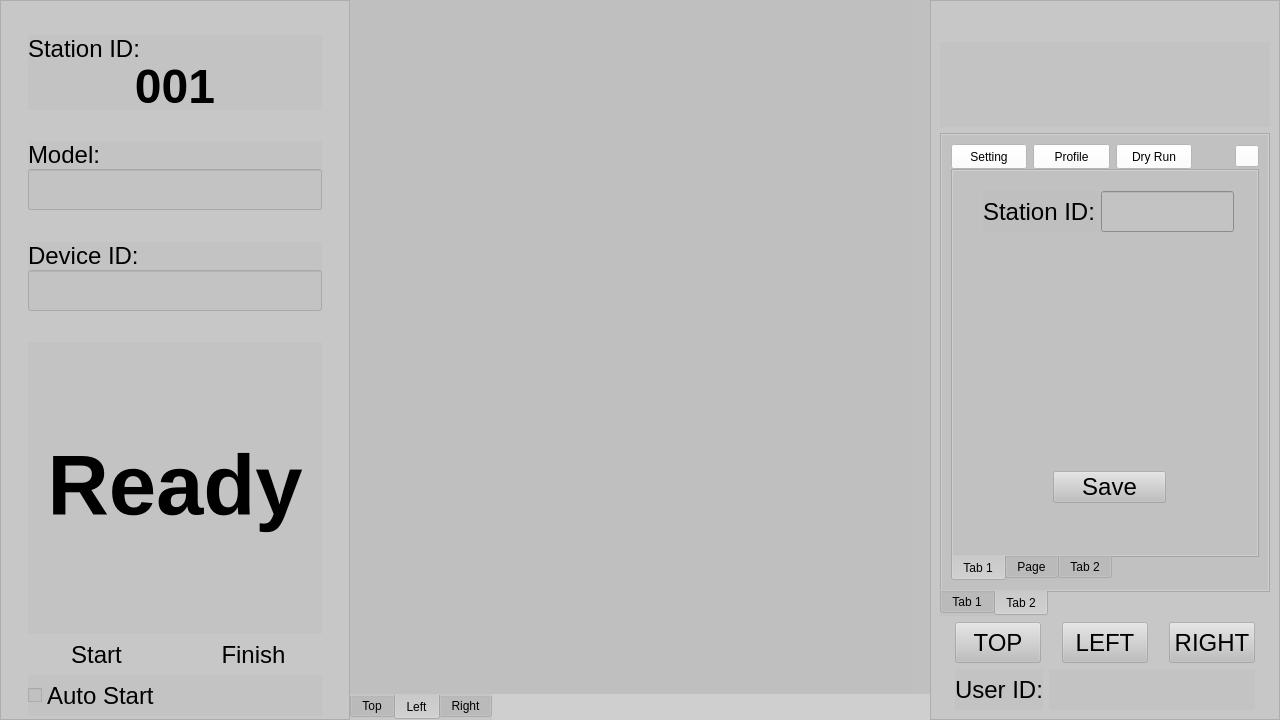
zytzjx/pyui, file psi_auto.ui: the form before one commit.
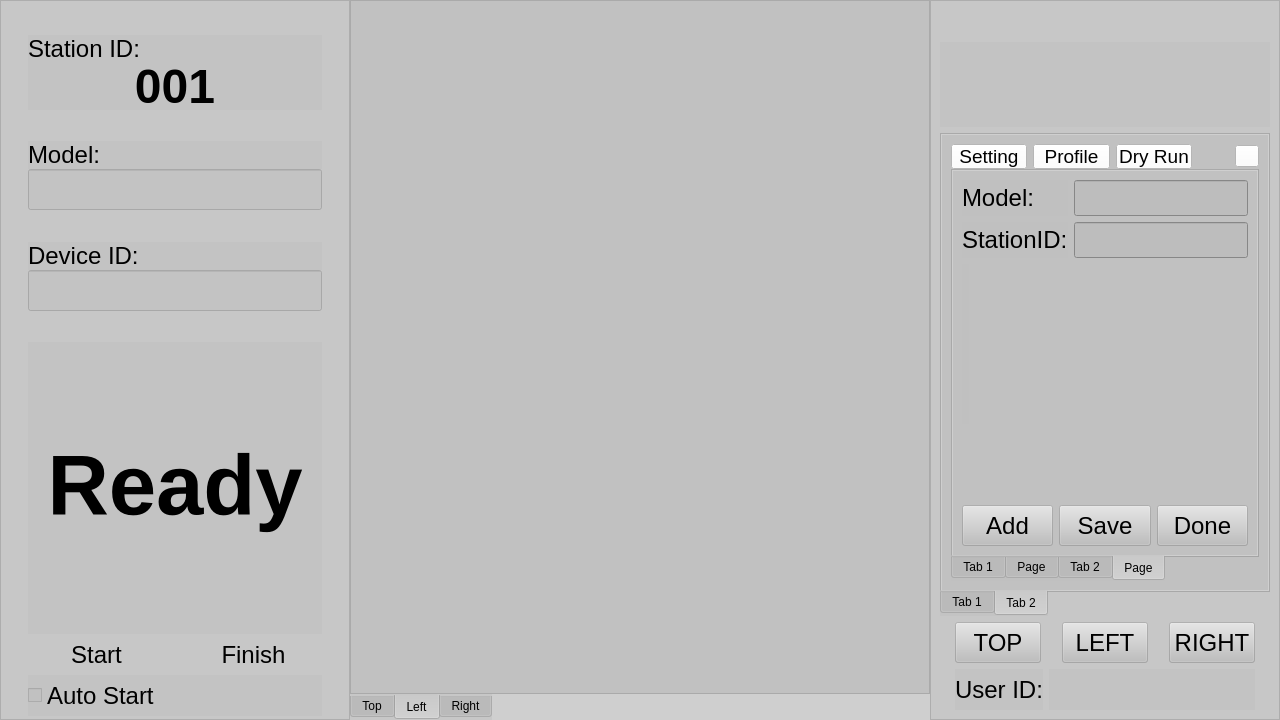
The form after the commit. The open tabs and pages were chosen to show the change. Icons and pictures are not drawn. Custom widgets are drawn as their Qt base class.

Diff of the .ui file:
```diff
--- a/psi_auto.ui
+++ b/psi_auto.ui
@@ -441,7 +441,7 @@
           <enum>QTabWidget::South</enum>
          </property>
          <property name="currentIndex">
-          <number>1</number>
+          <number>0</number>
          </property>
          <widget class="QWidget" name="tbMain">
           <attribute name="title">
@@ -461,64 +461,7 @@
             <number>0</number>
            </property>
            <item row="0" column="0">
-            <widget class="QScrollArea" name="saMain">
-             <property name="frameShape">
-              <enum>QFrame::NoFrame</enum>
-             </property>
-             <property name="frameShadow">
-              <enum>QFrame::Plain</enum>
-             </property>
-             <property name="widgetResizable">
-              <bool>true</bool>
-             </property>
-             <widget class="QWidget" name="sawcMain">
-              <property name="geometry">
-               <rect>
-                <x>0</x>
-                <y>0</y>
-                <width>576</width>
-                <height>695</height>
-               </rect>
-              </property>
-              <widget class="ImageLabel" name="imageTop">
-               <property name="geometry">
-                <rect>
-                 <x>0</x>
-                 <y>0</y>
-                 <width>551</width>
-                 <height>721</height>
-                </rect>
-               </property>
-               <property name="minimumSize">
-                <size>
-                 <width>0</width>
-                 <height>0</height>
-                </size>
-               </property>
-               <property name="maximumSize">
-                <size>
-                 <width>16777215</width>
-                 <height>16777215</height>
-                </size>
-               </property>
-               <property name="frameShape">
-                <enum>QFrame::NoFrame</enum>
-               </property>
-               <property name="frameShadow">
-                <enum>QFrame::Plain</enum>
-               </property>
-               <property name="lineWidth">
-                <number>0</number>
-               </property>
-               <property name="text">
-                <string/>
-               </property>
-               <property name="alignment">
-                <set>Qt::AlignCenter</set>
-               </property>
-              </widget>
-             </widget>
-            </widget>
+            <widget class="PhotoViewer" name="imageTop"/>
            </item>
           </layout>
          </widget>
@@ -540,67 +483,7 @@
             <number>0</number>
            </property>
            <item row="0" column="0">
-            <widget class="QScrollArea" name="saLeft">
-             <property name="frameShape">
-              <enum>QFrame::NoFrame</enum>
-             </property>
-             <property name="frameShadow">
-              <enum>QFrame::Plain</enum>
-             </property>
-             <property name="lineWidth">
-              <number>0</number>
-             </property>
-             <property name="widgetResizable">
-              <bool>true</bool>
-             </property>
-             <widget class="QWidget" name="sawcLeft">
-              <property name="geometry">
-               <rect>
-                <x>0</x>
-                <y>0</y>
-                <width>576</width>
-                <height>695</height>
-               </rect>
-              </property>
-              <widget class="ImageLabel" name="imageLeft">
-               <property name="geometry">
-                <rect>
-                 <x>0</x>
-                 <y>0</y>
-                 <width>561</width>
-                 <height>731</height>
-                </rect>
-               </property>
-               <property name="minimumSize">
-                <size>
-                 <width>0</width>
-                 <height>0</height>
-                </size>
-               </property>
-               <property name="maximumSize">
-                <size>
-                 <width>16777215</width>
-                 <height>16777215</height>
-                </size>
-               </property>
-               <property name="frameShape">
-                <enum>QFrame::NoFrame</enum>
-               </property>
-               <property name="frameShadow">
-                <enum>QFrame::Plain</enum>
-               </property>
-               <property name="lineWidth">
-                <number>0</number>
-               </property>
-               <property name="text">
-                <string/>
-               </property>
-               <property name="alignment">
-                <set>Qt::AlignCenter</set>
-               </property>
-              </widget>
-             </widget>
-            </widget>
+            <widget class="PhotoViewer" name="imageLeft"/>
            </item>
           </layout>
          </widget>
@@ -622,67 +505,7 @@
             <number>0</number>
            </property>
            <item row="0" column="0">
-            <widget class="QScrollArea" name="saRight">
-             <property name="frameShape">
-              <enum>QFrame::NoFrame</enum>
-             </property>
-             <property name="frameShadow">
-              <enum>QFrame::Plain</enum>
-             </property>
-             <property name="lineWidth">
-              <number>0</number>
-             </property>
-             <property name="widgetResizable">
-              <bool>true</bool>
-             </property>
-             <widget class="QWidget" name="sawcRight">
-              <property name="geometry">
-               <rect>
-                <x>0</x>
-                <y>0</y>
-                <width>576</width>
-                <height>695</height>
-               </rect>
-              </property>
-              <widget class="ImageLabel" name="imageRight">
-               <property name="geometry">
-                <rect>
-                 <x>0</x>
-                 <y>0</y>
-                 <width>566</width>
-                 <height>730</height>
-                </rect>
-               </property>
-               <property name="minimumSize">
-                <size>
-                 <width>0</width>
-                 <height>0</height>
-                </size>
-               </property>
-               <property name="maximumSize">
-                <size>
-                 <width>16777215</width>
-                 <height>16777215</height>
-                </size>
-               </property>
-               <property name="frameShape">
-                <enum>QFrame::NoFrame</enum>
-               </property>
-               <property name="frameShadow">
-                <enum>QFrame::Plain</enum>
-               </property>
-               <property name="lineWidth">
-                <number>0</number>
-               </property>
-               <property name="text">
-                <string/>
-               </property>
-               <property name="alignment">
-                <set>Qt::AlignCenter</set>
-               </property>
-              </widget>
-             </widget>
-            </widget>
+            <widget class="PhotoViewer" name="imageRight"/>
            </item>
           </layout>
          </widget>
@@ -810,7 +633,7 @@
              <attribute name="title">
               <string>Tab 2</string>
              </attribute>
-             <layout class="QVBoxLayout" name="verticalLayout_7" stretch="0,30">
+             <layout class="QVBoxLayout" name="verticalLayout_7" stretch="0,0">
               <property name="spacing">
                <number>0</number>
               </property>
@@ -827,6 +650,12 @@
                     <height>25</height>
                    </size>
                   </property>
+                  <property name="font">
+                   <font>
+                    <family>Arial</family>
+                    <pointsize>14</pointsize>
+                   </font>
+                  </property>
                   <property name="styleSheet">
                    <string notr="true">background-color:  rgb(255, 255, 255);
 color: rgb(0, 0, 0);</string>
@@ -850,6 +679,12 @@
                     <height>25</height>
                    </size>
                   </property>
+                  <property name="font">
+                   <font>
+                    <family>Arial</family>
+                    <pointsize>14</pointsize>
+                   </font>
+                  </property>
                   <property name="styleSheet">
                    <string notr="true">background-color:  rgb(255, 255, 255);
 color: rgb(0, 0, 0);</string>
@@ -873,6 +708,12 @@
                     <height>25</height>
                    </size>
                   </property>
+                  <property name="font">
+                   <font>
+                    <family>Arial</family>
+                    <pointsize>14</pointsize>
+                   </font>
+                  </property>
                   <property name="styleSheet">
                    <string notr="true">background-color:  rgb(255, 255, 255);
 color: rgb(0, 0, 0);</string>
@@ -1378,6 +1219,196 @@
                   </item>
                  </layout>
                 </widget>
+                <widget class="QWidget" name="tab">
+                 <attribute name="title">
+                  <string>Page</string>
+                 </attribute>
+                 <layout class="QGridLayout" name="gridLayout_8">
+                  <item row="0" column="0">
+                   <layout class="QVBoxLayout" name="verticalLayout_8">
+                    <item>
+                     <layout class="QGridLayout" name="gridLayout_11">
+                      <item row="1" column="1">
+                       <widget class="QLineEdit" name="leProfileModel">
+                        <property name="font">
+                         <font>
+                          <family>Arial</family>
+                          <pointsize>18</pointsize>
+                         </font>
+                        </property>
+                        <property name="styleSheet">
+                         <string notr="true">background-color: rgb(189, 189, 189);</string>
+                        </property>
+                       </widget>
+                      </item>
+                      <item row="2" column="0">
+                       <widget class="QLabel" name="label_5">
+                        <property name="font">
+                         <font>
+                          <family>Arial</family>
+                          <pointsize>18</pointsize>
+                         </font>
+                        </property>
+                        <property name="text">
+                         <string>StationID:</string>
+                        </property>
+                       </widget>
+                      </item>
+                      <item row="1" column="0">
+                       <widget class="QLabel" name="label_10">
+                        <property name="font">
+                         <font>
+                          <family>Arial</family>
+                          <pointsize>18</pointsize>
+                         </font>
+                        </property>
+                        <property name="text">
+                         <string>Model:</string>
+                        </property>
+                       </widget>
+                      </item>
+                      <item row="2" column="1">
+                       <widget class="QLineEdit" name="leProfileStationID">
+                        <property name="font">
+                         <font>
+                          <family>Arial</family>
+                          <pointsize>18</pointsize>
+                         </font>
+                        </property>
+                        <property name="styleSheet">
+                         <string notr="true">background-color: rgb(189, 189, 189);</string>
+                        </property>
+                       </widget>
+                      </item>
+                     </layout>
+                    </item>
+                    <item>
+                     <widget class="QLabel" name="label_11">
+                      <property name="sizePolicy">
+                       <sizepolicy hsizetype="Fixed" vsizetype="Fixed">
+                        <horstretch>0</horstretch>
+                        <verstretch>0</verstretch>
+                       </sizepolicy>
+                      </property>
+                      <property name="minimumSize">
+                       <size>
+                        <width>0</width>
+                        <height>160</height>
+                       </size>
+                      </property>
+                      <property name="text">
+                       <string/>
+                      </property>
+                      <property name="pixmap">
+                       <pixmap resource="resource.qrc">:/icons/info.png</pixmap>
+                      </property>
+                      <property name="scaledContents">
+                       <bool>true</bool>
+                      </property>
+                     </widget>
+                    </item>
+                    <item>
+                     <spacer name="verticalSpacer_10">
+                      <property name="orientation">
+                       <enum>Qt::Vertical</enum>
+                      </property>
+                      <property name="sizeHint" stdset="0">
+                       <size>
+                        <width>20</width>
+                        <height>40</height>
+                       </size>
+                      </property>
+                     </spacer>
+                    </item>
+                    <item>
+                     <layout class="QHBoxLayout" name="horizontalLayout_6">
+                      <item>
+                       <widget class="QPushButton" name="pbAddProfile">
+                        <property name="minimumSize">
+                         <size>
+                          <width>0</width>
+                          <height>41</height>
+                         </size>
+                        </property>
+                        <property name="font">
+                         <font>
+                          <family>Arial</family>
+                          <pointsize>18</pointsize>
+                         </font>
+                        </property>
+                        <property name="styleSheet">
+                         <string notr="true">background-color:rgb(68, 114, 196);
+            color: white;   
+            border-radius: 5px;}
+		QPushButton:hover{background-color:rgb(195,195,195); 
+            color: blue;}
+		QPushButton:pressed{background-color:rgb(85, 170, 255);</string>
+                        </property>
+                        <property name="text">
+                         <string>Add</string>
+                        </property>
+                       </widget>
+                      </item>
+                      <item>
+                       <widget class="QPushButton" name="pbProfileSave">
+                        <property name="minimumSize">
+                         <size>
+                          <width>0</width>
+                          <height>41</height>
+                         </size>
+                        </property>
+                        <property name="font">
+                         <font>
+                          <family>Arial</family>
+                          <pointsize>18</pointsize>
+                         </font>
+                        </property>
+                        <property name="styleSheet">
+                         <string notr="true">background-color:rgb(68, 114, 196);
+            color: white;   
+            border-radius: 5px;}
+		QPushButton:hover{background-color:rgb(195,195,195); 
+            color: blue;}
+		QPushButton:pressed{background-color:rgb(85, 170, 255);</string>
+                        </property>
+                        <property name="text">
+                         <string>Save</string>
+                        </property>
+                       </widget>
+                      </item>
+                      <item>
+                       <widget class="QPushButton" name="pbDoneProfile">
+                        <property name="minimumSize">
+                         <size>
+                          <width>0</width>
+                          <height>41</height>
+                         </size>
+                        </property>
+                        <property name="font">
+                         <font>
+                          <family>Arial</family>
+                          <pointsize>18</pointsize>
+                         </font>
+                        </property>
+                        <property name="styleSheet">
+                         <string notr="true">background-color:rgb(68, 114, 196);
+            color: white;   
+            border-radius: 5px;}
+		QPushButton:hover{background-color:rgb(195,195,195); 
+            color: blue;}
+		QPushButton:pressed{background-color:rgb(85, 170, 255);</string>
+                        </property>
+                        <property name="text">
+                         <string>Done</string>
+                        </property>
+                       </widget>
+                      </item>
+                     </layout>
+                    </item>
+                   </layout>
+                  </item>
+                 </layout>
+                </widget>
                </widget>
               </item>
              </layout>
@@ -1566,9 +1597,9 @@
    <header>MatchBoxLineEdit</header>
   </customwidget>
   <customwidget>
-   <class>ImageLabel</class>
-   <extends>QLabel</extends>
-   <header>ImageLabel</header>
+   <class>PhotoViewer</class>
+   <extends>QGraphicsView</extends>
+   <header>PhotoViewer</header>
   </customwidget>
  </customwidgets>
  <resources>
```
